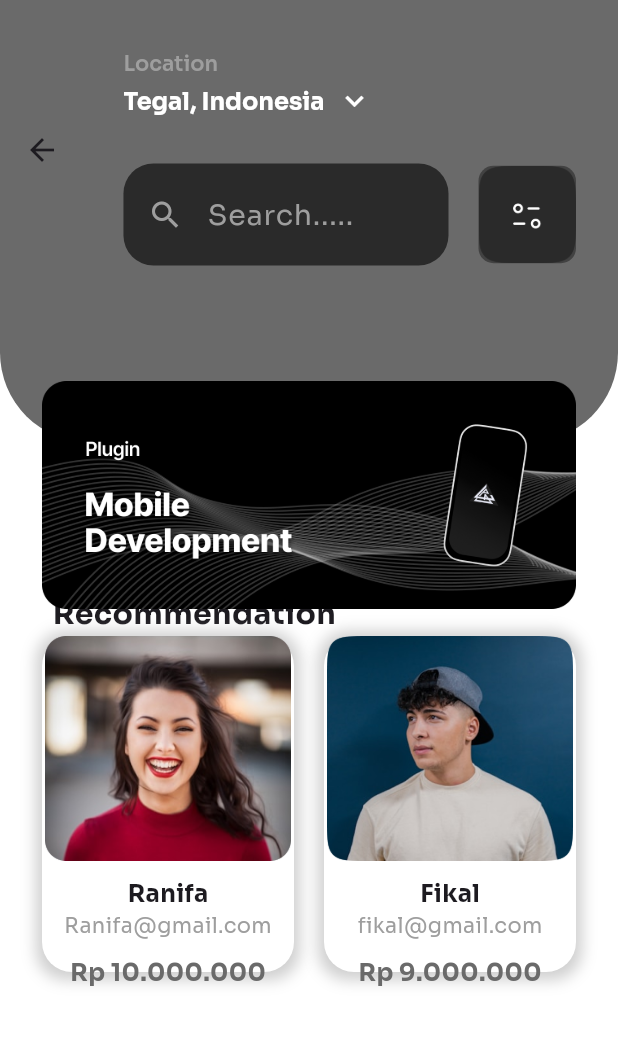
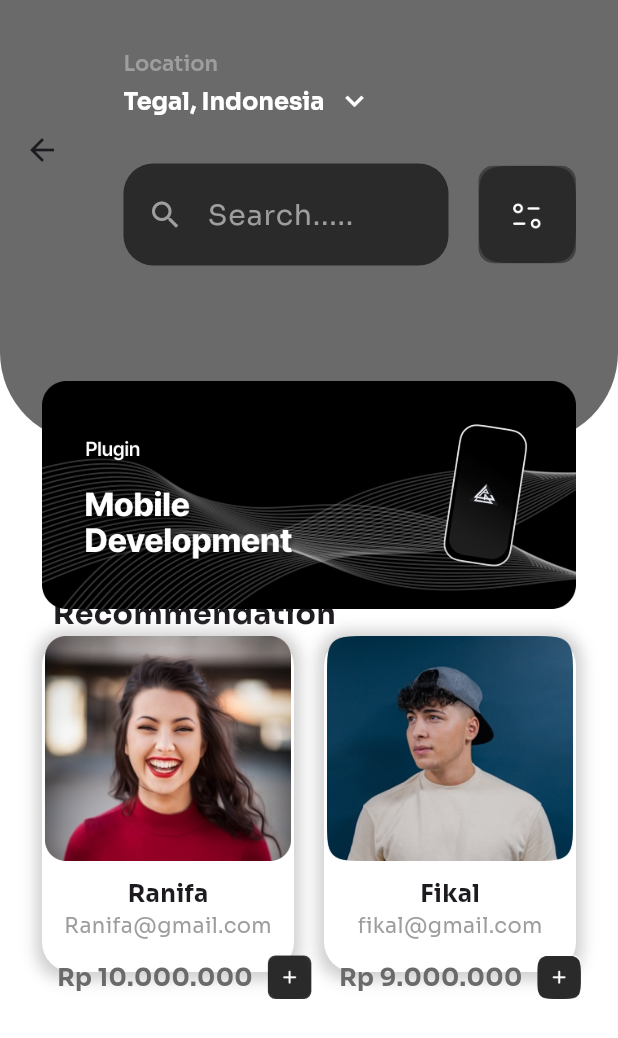
Before and after one commit to moonproject-id/flutter-project-01, a Flutter app: the HomePage screen opened directly, on a phone screen of 412 x 824 dp. Shown: the top 1038 px of the screen. Run offline on Flutter 3.47's test engine with Material 3 defaults, Android fonts, the phone set to English and light mode, and no system bars; our stand-ins replace google_fonts.

Commit message:
tambah  icon add di halaman rekomendasi budak

```diff
--- a/lib/navigation/home_page.dart
+++ b/lib/navigation/home_page.dart
@@ -150,7 +150,6 @@ class _HomePageState extends State<HomePage> {
                   ),
                 ),
               ),
-
               Expanded(
                 child: Padding(
                   padding: const EdgeInsets.symmetric(horizontal: 28),
@@ -198,13 +197,34 @@ class _HomePageState extends State<HomePage> {
                               ),
                             ),
                             const SizedBox(height: 10),
-                            Text(
+                            Row(
+                              children: [
+                                Padding(
+                                  padding: const EdgeInsets.only(
+                                      left: 10.0, right: 10.0),
+                                  child: Text(
                                     'Rp 10.000.000',
                                     style: GoogleFonts.sora(
                                       fontSize: 16,
                                       fontWeight: FontWeight.bold,
                                       color: AppColors.getstartedbutton,
                                     ),
+                                  ),
+                                ),
+                                Container(
+                                  width: 29,
+                                  height: 29,
+                                  decoration: BoxDecoration(
+                                    color: Colors.grey[800],
+                                    borderRadius: BorderRadius.circular(5),
+                                    image: const DecorationImage(
+                                      image: AssetImage(
+                                          'Asset/assets/images/icons/Add.png'),
+                                      fit: BoxFit.cover,
+                                    ),
+                                  ),
+                                ),
+                              ],
                             ),
                           ],
                         ),
@@ -246,13 +266,33 @@ class _HomePageState extends State<HomePage> {
                               ),
                             ),
                             const SizedBox(height: 10),
-                            Text(
+                            Row(
+                              children: [
+                                Padding(
+                                  padding: const EdgeInsets.only(
+                                      left: 10.0, right: 10.0),
+                                  child: Text(
                                     'Rp 9.000.000',
                                     style: GoogleFonts.sora(
                                       fontSize: 16,
                                       fontWeight: FontWeight.bold,
                                       color: AppColors.getstartedbutton,
                                     ),
+                                  ),
+                                ),
+                                Container(
+                                  width: 29,
+                                  height: 29,
+                                  decoration: BoxDecoration(
+                                      color: Colors.white,
+                                      borderRadius: BorderRadius.circular(5),
+                                      image: const DecorationImage(
+                                        image: AssetImage(
+                                            'Asset/assets/images/icons/Add.png'),
+                                        fit: BoxFit.cover,
+                                      )),
+                                )
+                              ],
                             ),
                           ],
                         ),
--- a/pubspec.yaml
+++ b/pubspec.yaml
@@ -78,6 +78,7 @@ flutter:
     - Asset/assets/images/component/Banner-plugin.png
     - Asset/assets/images/component/Ranifa.png
     - Asset/assets/images/component/Fikal.png
+    - Asset/assets/images/icons/Add.png
   #   - images/a_dot_burr.jpeg
   #   - images/a_dot_ham.jpeg
 
```
Also changed, not shown: lib/navigation/user_page.dart (indentation only), pubspec.lock. Lines whose indentation alone changed are shown as unchanged.
